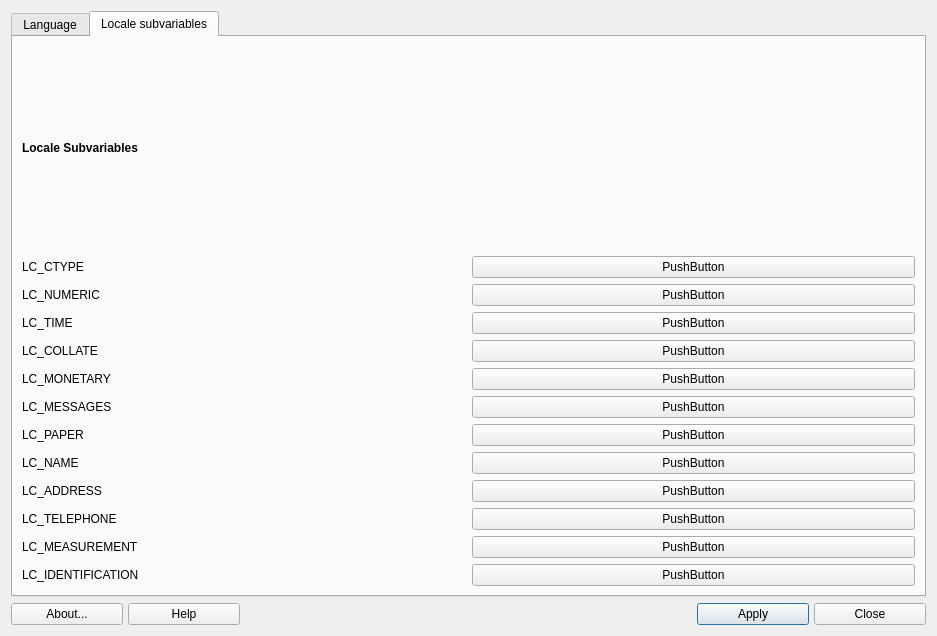
dolphinoracle/mx-locale, file mainwindow.ui: the form before one commit.
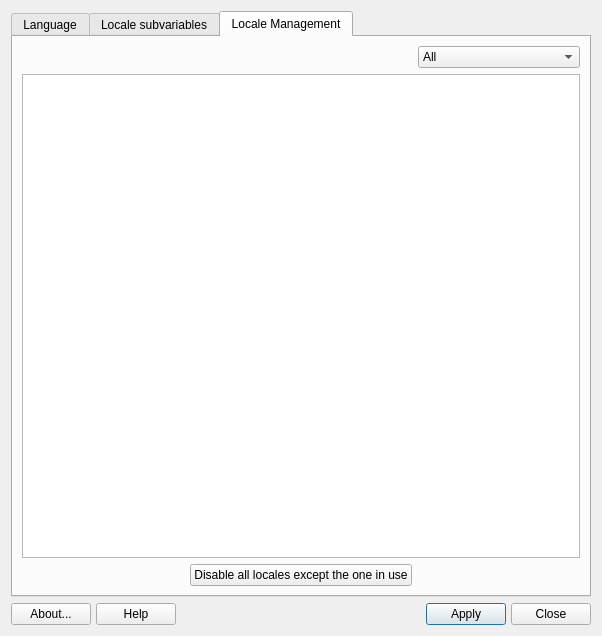
The form after the commit. Icons and pictures are not drawn.

Commit message: Added a locale management tab

```diff
--- a/mainwindow.ui
+++ b/mainwindow.ui
@@ -6,7 +6,7 @@
    <rect>
     <x>0</x>
     <y>0</y>
-    <width>937</width>
+    <width>602</width>
     <height>636</height>
    </rect>
   </property>
@@ -18,7 +18,7 @@
     <normaloff>.</normaloff>.</iconset>
   </property>
   <layout class="QGridLayout" name="gridLayout_2">
-   <item row="2" column="0">
+   <item row="5" column="0" colspan="3">
     <layout class="QGridLayout" name="buttonBar" columnstretch="0,0,0,0,0,0,0,0,0,0">
      <property name="sizeConstraint">
       <enum>QLayout::SetDefaultConstraint</enum>
@@ -194,7 +194,7 @@
      </item>
     </layout>
    </item>
-   <item row="0" column="0">
+   <item row="0" column="0" colspan="3">
     <widget class="QTabWidget" name="tabWidget">
      <property name="minimumSize">
       <size>
@@ -203,7 +203,7 @@
       </size>
      </property>
      <property name="currentIndex">
-      <number>1</number>
+      <number>2</number>
      </property>
      <widget class="QWidget" name="tabWidgetPage1">
       <attribute name="title">
@@ -421,6 +421,75 @@
        </item>
       </layout>
      </widget>
+     <widget class="QWidget" name="tabManagement">
+      <attribute name="title">
+       <string>Locale Management</string>
+      </attribute>
+      <layout class="QGridLayout" name="gridLayout">
+       <item row="2" column="0">
+        <spacer name="horizontalSpacer">
+         <property name="orientation">
+          <enum>Qt::Horizontal</enum>
+         </property>
+         <property name="sizeHint" stdset="0">
+          <size>
+           <width>40</width>
+           <height>20</height>
+          </size>
+         </property>
+        </spacer>
+       </item>
+       <item row="1" column="0" colspan="3">
+        <widget class="QListWidget" name="listWidget"/>
+       </item>
+       <item row="2" column="1">
+        <widget class="QPushButton" name="pushDisableLocales">
+         <property name="text">
+          <string>Disable all locales except the one in use</string>
+         </property>
+        </widget>
+       </item>
+       <item row="2" column="2">
+        <spacer name="horizontalSpacer_2">
+         <property name="orientation">
+          <enum>Qt::Horizontal</enum>
+         </property>
+         <property name="sizeHint" stdset="0">
+          <size>
+           <width>40</width>
+           <height>20</height>
+          </size>
+         </property>
+        </spacer>
+       </item>
+       <item row="0" column="0">
+        <widget class="QLabel" name="labelCurrentLocale">
+         <property name="text">
+          <string/>
+         </property>
+        </widget>
+       </item>
+       <item row="0" column="2">
+        <widget class="QComboBox" name="comboFilter">
+         <item>
+          <property name="text">
+           <string>All</string>
+          </property>
+         </item>
+         <item>
+          <property name="text">
+           <string>Enabled</string>
+          </property>
+         </item>
+         <item>
+          <property name="text">
+           <string>Disabled</string>
+          </property>
+         </item>
+        </widget>
+       </item>
+      </layout>
+     </widget>
     </widget>
    </item>
   </layout>
```
Left out of the diff: 6 changed lines with no effect on the pictures. The commit also changes 2 other files.
